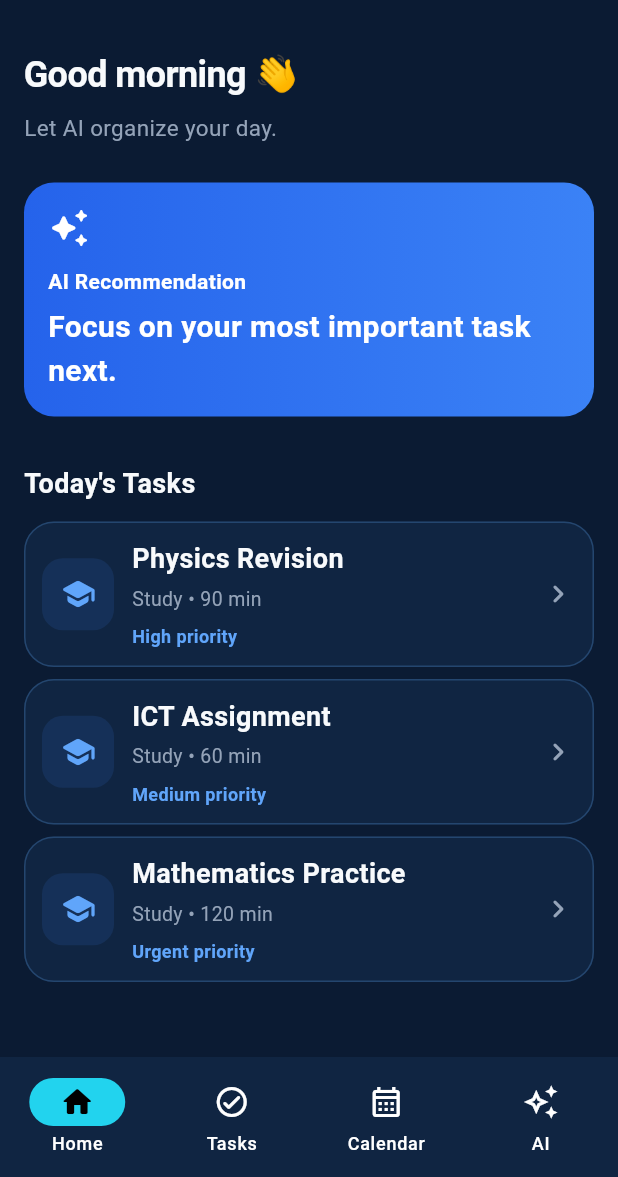
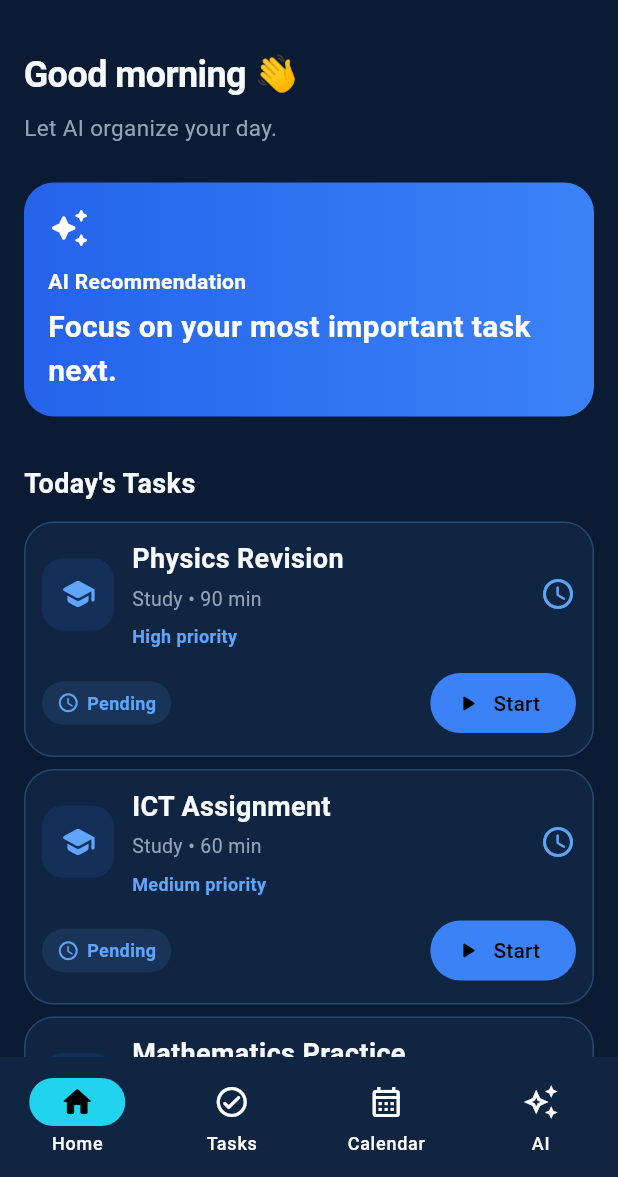
Before and after one commit to Disnitha/vortex-ai, a Flutter app: the screen it shows after launch, on a phone screen of 412 x 824 dp, the part 59-1236 px from its top. Run offline on Flutter 3.47's test engine with Material 3 defaults, Android fonts, the phone set to English and light mode, and no system bars; our stand-ins replace hive_flutter; accounts and stored records are empty.

Commit message:
feat: add persistent task status

```diff
--- a/lib/features/home/home_screen.dart
+++ b/lib/features/home/home_screen.dart
@@ -207,12 +207,111 @@ class _TaskItem extends StatelessWidget {
     }
   }
 
+  String _statusLabel(TaskStatus status) {
+    switch (status) {
+      case TaskStatus.pending:
+        return 'Pending';
+      case TaskStatus.inProgress:
+        return 'In Progress';
+      case TaskStatus.completed:
+        return 'Completed';
+      case TaskStatus.missed:
+        return 'Missed';
+    }
+  }
+
+  IconData _statusIcon(TaskStatus status) {
+    switch (status) {
+      case TaskStatus.pending:
+        return Icons.schedule_rounded;
+      case TaskStatus.inProgress:
+        return Icons.play_circle_outline_rounded;
+      case TaskStatus.completed:
+        return Icons.check_circle_rounded;
+      case TaskStatus.missed:
+        return Icons.warning_amber_rounded;
+    }
+  }
+
+  Color _statusColor(TaskStatus status) {
+    switch (status) {
+      case TaskStatus.pending:
+        return AppColors.primaryLight;
+      case TaskStatus.inProgress:
+        return Colors.orange;
+      case TaskStatus.completed:
+        return Colors.green;
+      case TaskStatus.missed:
+        return Colors.red;
+    }
+  }
+
+  void _handleStatusAction(BuildContext context) {
+    final repository = TaskRepository.instance;
+
+    switch (task.status) {
+      case TaskStatus.pending:
+        repository.startTask(task.id);
+        break;
+
+      case TaskStatus.inProgress:
+        repository.completeTask(task.id);
+        break;
+
+      case TaskStatus.completed:
+        repository.reopenTask(task.id);
+        break;
+
+      case TaskStatus.missed:
+        repository.reopenTask(task.id);
+        break;
+    }
+  }
+
+  String _actionLabel() {
+    switch (task.status) {
+      case TaskStatus.pending:
+        return 'Start';
+
+      case TaskStatus.inProgress:
+        return 'Complete';
+
+      case TaskStatus.completed:
+        return 'Reopen';
+
+      case TaskStatus.missed:
+        return 'Reopen';
+    }
+  }
+
+  IconData _actionIcon() {
+    switch (task.status) {
+      case TaskStatus.pending:
+        return Icons.play_arrow_rounded;
+
+      case TaskStatus.inProgress:
+        return Icons.check_rounded;
+
+      case TaskStatus.completed:
+        return Icons.replay_rounded;
+
+      case TaskStatus.missed:
+        return Icons.replay_rounded;
+    }
+  }
+
   @override
   Widget build(BuildContext context) {
+    final statusColor = _statusColor(task.status);
+    final isCompleted = task.status == TaskStatus.completed;
+
     return Card(
       child: Padding(
         padding: const EdgeInsets.all(AppSpacing.md),
-        child: Row(
+        child: Column(
+          crossAxisAlignment: CrossAxisAlignment.start,
+          children: [
+            Row(
               children: [
                 Container(
                   padding: const EdgeInsets.all(AppSpacing.md),
@@ -234,7 +333,11 @@ class _TaskItem extends StatelessWidget {
                     children: [
                       Text(
                         task.title,
-                    style: AppTextStyles.title,
+                        style: AppTextStyles.title.copyWith(
+                          decoration: isCompleted
+                              ? TextDecoration.lineThrough
+                              : null,
+                        ),
                       ),
 
                       const SizedBox(height: 4),
@@ -260,9 +363,58 @@ class _TaskItem extends StatelessWidget {
                   ),
                 ),
 
-            const Icon(
-              Icons.chevron_right_rounded,
-              color: AppColors.textSecondary,
+                Icon(
+                  _statusIcon(task.status),
+                  color: statusColor,
+                ),
+              ],
+            ),
+
+            const SizedBox(height: AppSpacing.md),
+
+            Row(
+              children: [
+                Container(
+                  padding: const EdgeInsets.symmetric(
+                    horizontal: 10,
+                    vertical: 6,
+                  ),
+                  decoration: BoxDecoration(
+                    color: statusColor.withValues(alpha: 0.12),
+                    borderRadius: BorderRadius.circular(20),
+                  ),
+                  child: Row(
+                    mainAxisSize: MainAxisSize.min,
+                    children: [
+                      Icon(
+                        _statusIcon(task.status),
+                        size: 15,
+                        color: statusColor,
+                      ),
+                      const SizedBox(width: 5),
+                      Text(
+                        _statusLabel(task.status),
+                        style: TextStyle(
+                          color: statusColor,
+                          fontSize: 12,
+                          fontWeight: FontWeight.w700,
+                        ),
+                      ),
+                    ],
+                  ),
+                ),
+
+                const Spacer(),
+
+                FilledButton.icon(
+                  onPressed: () => _handleStatusAction(context),
+                  icon: Icon(
+                    _actionIcon(),
+                    size: 18,
+                  ),
+                  label: Text(_actionLabel()),
+                ),
+              ],
             ),
           ],
         ),
--- a/lib/models/task.dart
+++ b/lib/models/task.dart
@@ -36,4 +36,68 @@ class Task {
     this.isRecurring = false,
     required this.createdAt,
   });
+
+  Task copyWith({
+    String? id,
+    String? title,
+    String? description,
+    TaskPriority? priority,
+    TaskStatus? status,
+    DateTime? deadline,
+    int? estimatedMinutes,
+    String? category,
+    bool? isRecurring,
+    DateTime? createdAt,
+  }) {
+    return Task(
+      id: id ?? this.id,
+      title: title ?? this.title,
+      description: description ?? this.description,
+      priority: priority ?? this.priority,
+      status: status ?? this.status,
+      deadline: deadline ?? this.deadline,
+      estimatedMinutes: estimatedMinutes ?? this.estimatedMinutes,
+      category: category ?? this.category,
+      isRecurring: isRecurring ?? this.isRecurring,
+      createdAt: createdAt ?? this.createdAt,
+    );
+  }
+
+  Map<String, dynamic> toMap() {
+    return {
+      'id': id,
+      'title': title,
+      'description': description,
+      'priority': priority.name,
+      'status': status.name,
+      'deadline': deadline?.toIso8601String(),
+      'estimatedMinutes': estimatedMinutes,
+      'category': category,
+      'isRecurring': isRecurring,
+      'createdAt': createdAt.toIso8601String(),
+    };
+  }
+
+  factory Task.fromMap(Map<String, dynamic> map) {
+    return Task(
+      id: map['id'] as String,
+      title: map['title'] as String,
+      description: map['description'] as String?,
+      priority: TaskPriority.values.firstWhere(
+        (value) => value.name == map['priority'],
+        orElse: () => TaskPriority.medium,
+      ),
+      status: TaskStatus.values.firstWhere(
+        (value) => value.name == map['status'],
+        orElse: () => TaskStatus.pending,
+      ),
+      deadline: map['deadline'] != null
+          ? DateTime.parse(map['deadline'] as String)
+          : null,
+      estimatedMinutes: map['estimatedMinutes'] as int? ?? 30,
+      category: map['category'] as String? ?? 'General',
+      isRecurring: map['isRecurring'] as bool? ?? false,
+      createdAt: DateTime.parse(map['createdAt'] as String),
+    );
+  }
 }
--- a/pubspec.yaml
+++ b/pubspec.yaml
@@ -34,6 +34,9 @@ dependencies:
   # The following adds the Cupertino Icons font to your application.
   # Use with the CupertinoIcons class for iOS style icons.
   cupertino_icons: ^1.0.8
+
+  hive: ^2.2.3
+  hive_flutter: ^1.1.0
 
 dev_dependencies:
   flutter_test:
```
Also changed, not shown: lib/core/services/task_repository.dart (+123 -6 lines), lib/main.dart (+10 -3 lines), pubspec.lock, 2 other files. Lines whose indentation alone changed are shown as unchanged.
